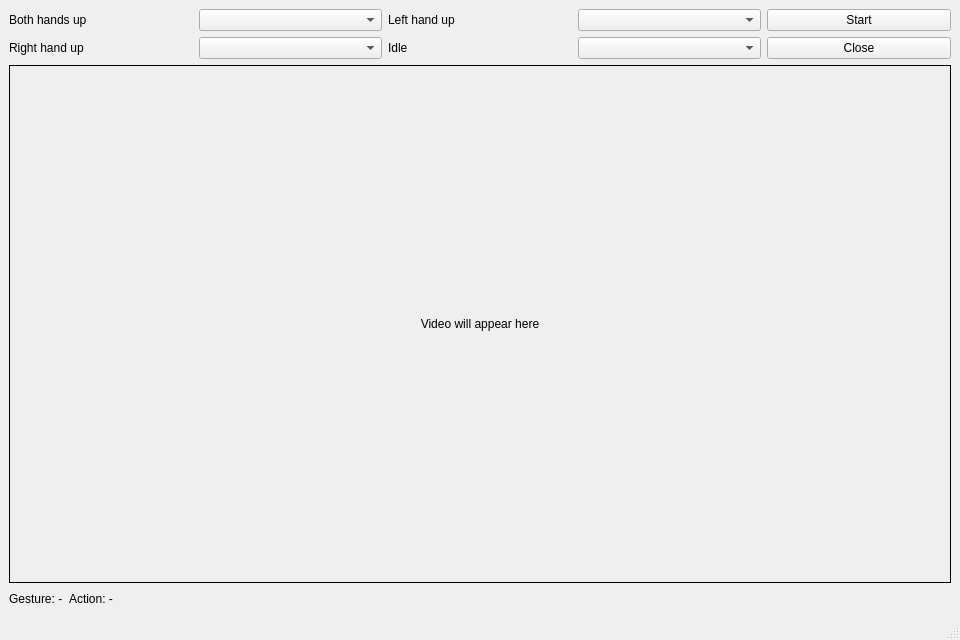
Before: the Qt Designer form pose.ui in taisuke55/CSCI4250_GroupProject, drawn with Qt 5.
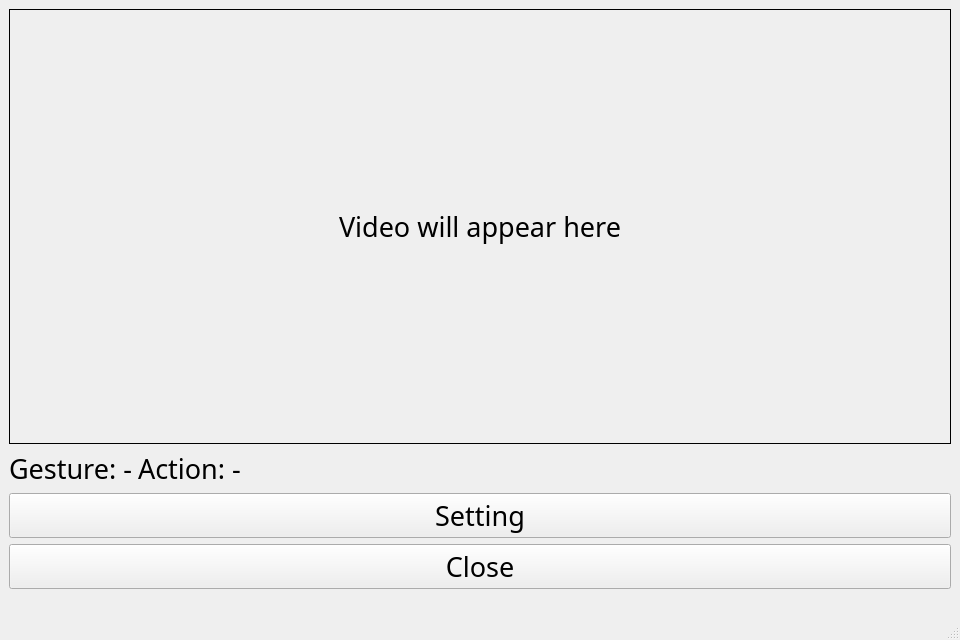
After: the same form once the commit is applied.

Commit message: add the setting menu

The edit to the form file:
```diff
--- a/pose.ui
+++ b/pose.ui
@@ -10,76 +10,19 @@
     <height>640</height>
    </rect>
   </property>
+  <property name="font">
+   <font>
+    <family>HP Simplified</family>
+    <pointsize>20</pointsize>
+    <weight>50</weight>
+    <bold>false</bold>
+   </font>
+  </property>
   <property name="windowTitle">
    <string>Pose → Command (Embedded Video)</string>
   </property>
   <widget class="QWidget" name="centralwidget">
-   <layout class="QVBoxLayout" name="verticalLayout" stretch="0,1,0">
-    <item>
-     <layout class="QGridLayout" name="gridLayout">
-      <item row="0" column="0">
-       <widget class="QLabel" name="label_both">
-        <property name="text">
-         <string>Both hands up</string>
-        </property>
-       </widget>
-      </item>
-      <item row="0" column="1">
-       <widget class="QComboBox" name="comboBox_Both_hands_up"/>
-      </item>
-      <item row="0" column="2">
-       <widget class="QLabel" name="label_left">
-        <property name="text">
-         <string>Left hand up</string>
-        </property>
-       </widget>
-      </item>
-      <item row="0" column="3">
-       <widget class="QComboBox" name="comboBox_Left_hand_up"/>
-      </item>
-      <item row="1" column="0">
-       <widget class="QLabel" name="label_right">
-        <property name="text">
-         <string>Right hand up</string>
-        </property>
-       </widget>
-      </item>
-      <item row="1" column="1">
-       <widget class="QComboBox" name="comboBox_Right_hand_up"/>
-      </item>
-      <item row="1" column="2">
-       <widget class="QLabel" name="label_idle">
-        <property name="text">
-         <string>Idle</string>
-        </property>
-       </widget>
-      </item>
-      <item row="1" column="3">
-       <widget class="QComboBox" name="comboBox_Idle"/>
-      </item>
-      <item row="0" column="4" rowspan="2">
-       <layout class="QVBoxLayout" name="verticalLayout_buttons">
-        <item>
-         <widget class="QPushButton" name="StartButton">
-          <property name="text">
-           <string>Start</string>
-          </property>
-          <property name="minimumWidth">
-           <number>120</number>
-          </property>
-         </widget>
-        </item>
-        <item>
-         <widget class="QPushButton" name="CloseButton">
-          <property name="text">
-           <string>Close</string>
-          </property>
-         </widget>
-        </item>
-       </layout>
-      </item>
-     </layout>
-    </item>
+   <layout class="QVBoxLayout" name="verticalLayout" stretch="1,0,0,0">
     <item>
      <widget class="QLabel" name="videoLabel">
       <property name="text">
@@ -130,6 +73,20 @@
       </item>
      </layout>
     </item>
+    <item>
+     <widget class="QPushButton" name="Setting_Button">
+      <property name="text">
+       <string>Setting</string>
+      </property>
+     </widget>
+    </item>
+    <item>
+     <widget class="QPushButton" name="Close_Button">
+      <property name="text">
+       <string>Close</string>
+      </property>
+     </widget>
+    </item>
    </layout>
   </widget>
   <widget class="QStatusBar" name="statusbar"/>
```
Left out of the diff: 17 changed lines with no effect on the pictures. The commit also changes 2 other files.
